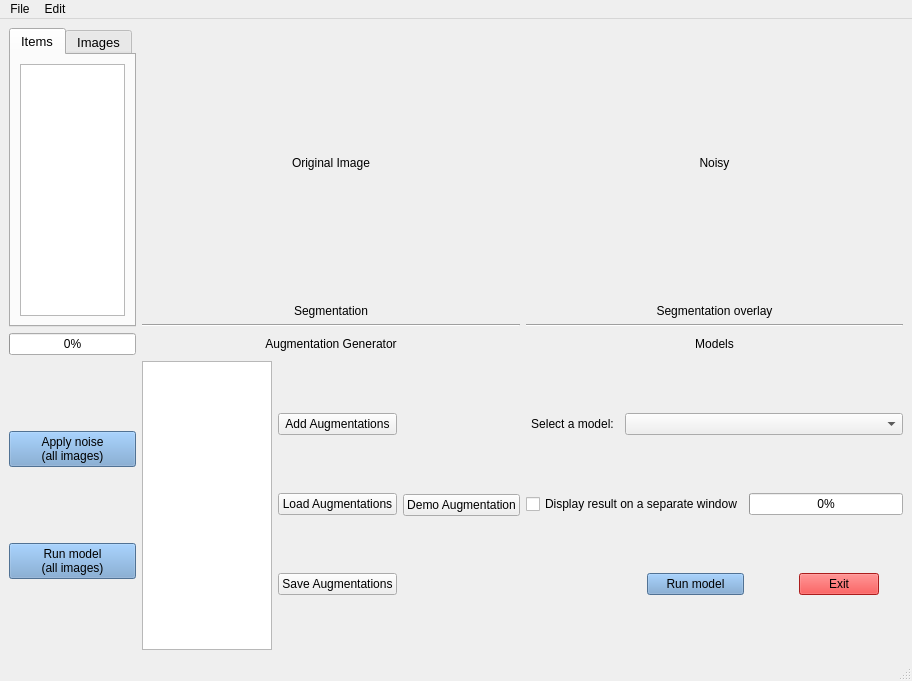
First picture: the form in src/qt_designer_file/main_window_new.ui, repository rettholzapfel33/Noisey-image, before the edit.
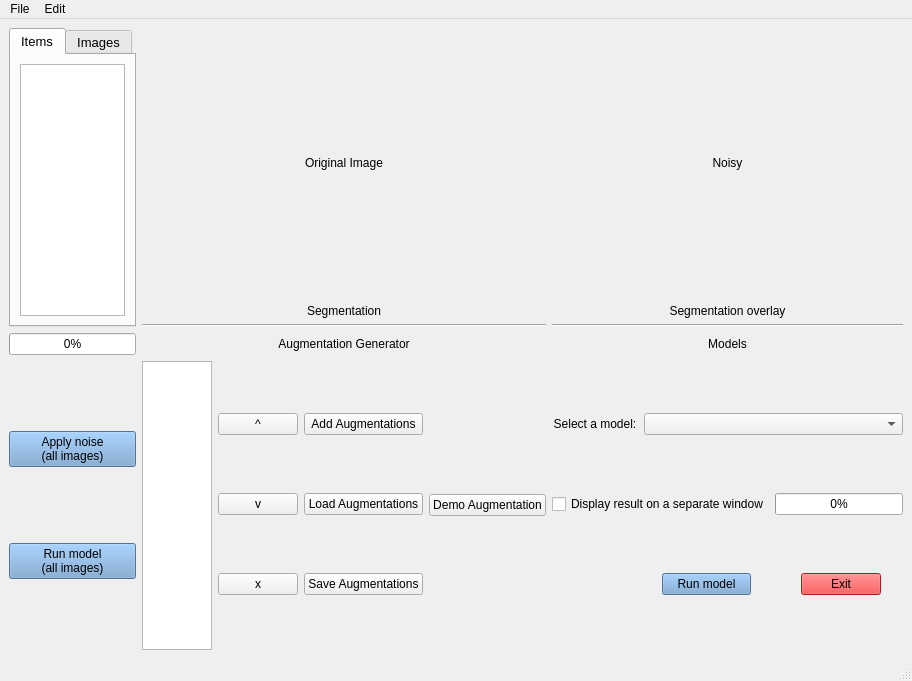
Second picture: the form after the edit. Custom widgets are drawn as their Qt base class.

Commit message: added more functions to aug gui

Diff of the .ui file:
```diff
--- a/src/qt_designer_file/main_window_new.ui
+++ b/src/qt_designer_file/main_window_new.ui
@@ -364,14 +364,39 @@
       <item row="3" column="1">
        <layout class="QVBoxLayout" name="verticalLayout">
         <item>
-         <layout class="QHBoxLayout" name="horizontalLayout_4" stretch="0,0">
+         <layout class="QHBoxLayout" name="horizontalLayout_4" stretch="0,0,0">
           <item>
-           <layout class="QVBoxLayout" name="verticalLayout_11">
+           <layout class="QVBoxLayout" name="verticalLayout_13">
             <item>
              <widget class="QListWidget" name="listAugs"/>
             </item>
            </layout>
           </item>
+          <item>
+           <layout class="QVBoxLayout" name="verticalLayout_11">
+            <item>
+             <widget class="QPushButton" name="upListAug">
+              <property name="text">
+               <string>^</string>
+              </property>
+             </widget>
+            </item>
+            <item>
+             <widget class="QPushButton" name="downListAug">
+              <property name="text">
+               <string>v</string>
+              </property>
+             </widget>
+            </item>
+            <item>
+             <widget class="QPushButton" name="deleteListAug">
+              <property name="text">
+               <string>x</string>
+              </property>
+             </widget>
+            </item>
+           </layout>
+          </item>
           <item>
            <layout class="QHBoxLayout" name="horizontalLayout_3">
             <item>
```
The commit also changes 4 other files.
